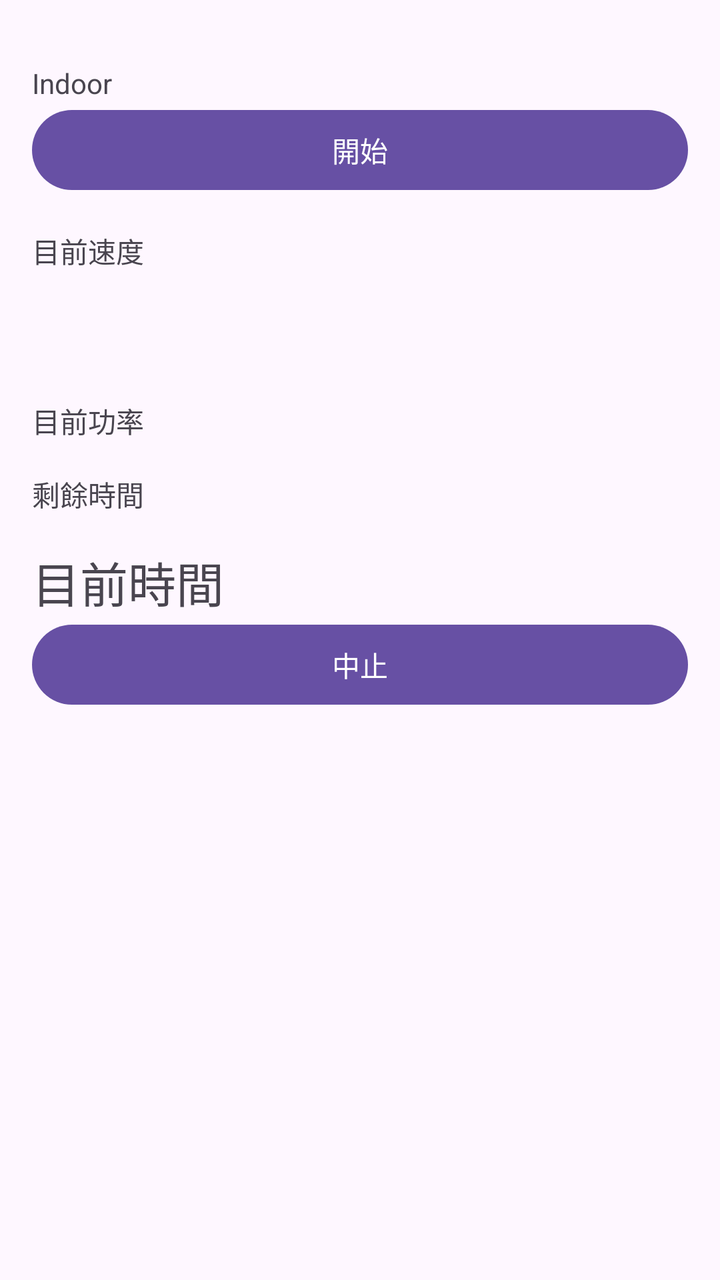
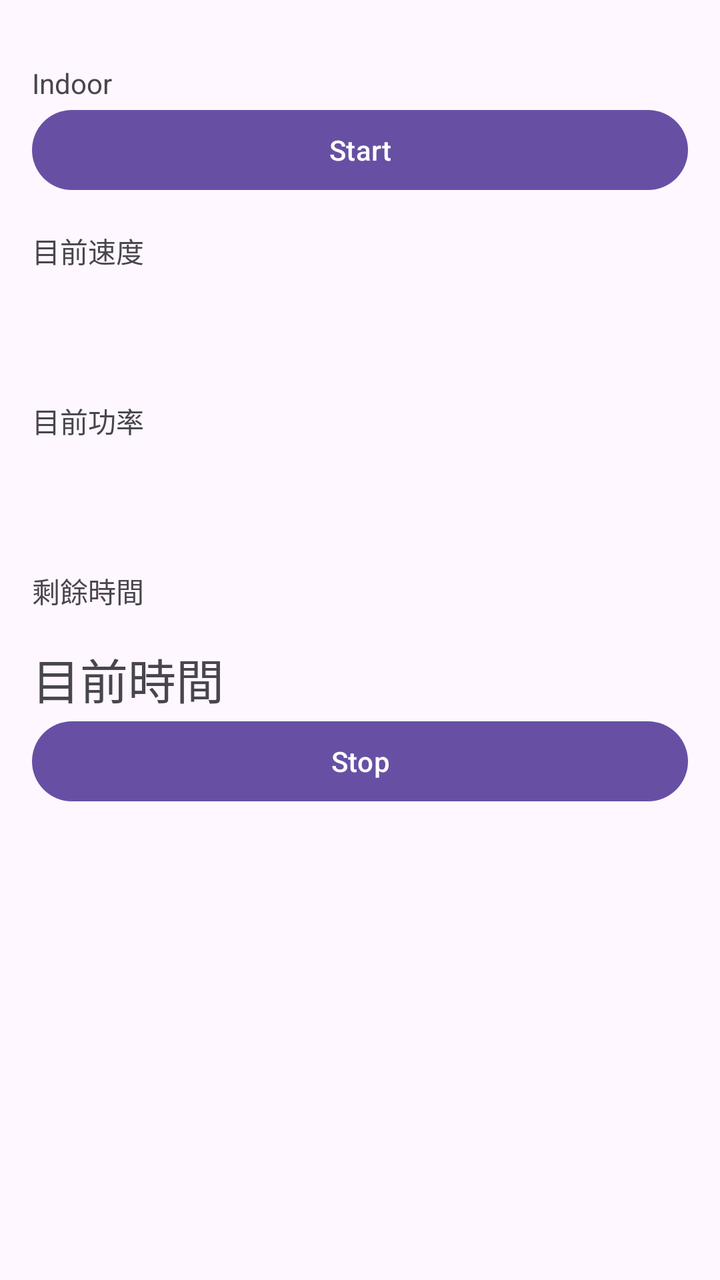

Screens rendered from an Android XML layout before and after an edit, with the pre-edit source and the edit as a unified diff.
<!-- AndroidManifest.xml: application theme Theme.BmiCalculator -->
<!-- res/layout/activity_indoor.xml -->
<?xml version="1.0" encoding="utf-8"?>
<ScrollView xmlns:android="http://schemas.android.com/apk/res/android"
    android:layout_width="match_parent"
    android:layout_height="match_parent">

    <LinearLayout
        android:layout_width="match_parent"
        android:layout_height="wrap_content"
        android:orientation="vertical"
        android:padding="16dp">

        <TextView
            android:layout_width="match_parent"
            android:layout_height="wrap_content"
            android:text="@string/Indoor"
            android:paddingTop="16dp"/>

        <Button
            android:id="@+id/buttonStart"
            android:layout_width="match_parent"
            android:layout_height="wrap_content"
            android:text="@string/start" />

        <TextView
            android:layout_width="match_parent"
            android:layout_height="wrap_content"
            android:text="@string/now_speed"
            android:paddingTop="16dp"/>

        <TextView
            android:id="@+id/textViewSpeed"
            android:layout_width="match_parent"
            android:layout_height="wrap_content"
            android:paddingTop="16dp"
            android:textSize="24sp" />

        <TextView
            android:layout_width="match_parent"
            android:layout_height="wrap_content"
            android:text="@string/now_power"
            android:paddingTop="16dp"/>

        <TextView
            android:layout_width="match_parent"
            android:layout_height="wrap_content"
            android:text="@string/remain_time"
            android:paddingTop="16dp"/>

        <TextView
            android:id="@+id/textViewTime"
            android:layout_width="match_parent"
            android:layout_height="wrap_content"
            android:text="@string/now_time"
            android:paddingTop="16dp"
            android:textSize="24sp" />

        <Button
            android:id="@+id/buttonPause"
            android:layout_width="match_parent"
            android:layout_height="wrap_content"
            android:text="@string/pause" />

    </LinearLayout>
</ScrollView>
<!-- resources referenced by this layout -->
<resources>
  <string name="Indoor">Indoor</string>
  <string name="now_power">目前功率</string>
  <string name="now_speed">目前速度</string>
  <string name="now_time">目前時間</string>
  <string name="pause">中止</string>
  <string name="remain_time">剩餘時間</string>
  <string name="start">開始</string>
  <style name="Theme.BmiCalculator" parent="Base.Theme.BmiCalculator" />
  <style name="Base.Theme.BmiCalculator" parent="Theme.Material3.DayNight.NoActionBar">
          
          
      </style>
</resources>

<!-- the commit's change to res/layout/activity_indoor.xml (unified diff, before → after) -->
@@ -41,6 +41,13 @@
             android:paddingTop="16dp"/>
 
         <TextView
+            android:id="@+id/powerDataTextView"
+            android:layout_width="match_parent"
+            android:layout_height="wrap_content"
+            android:paddingTop="16dp"
+            android:textSize="24sp" />
+
+        <TextView
             android:layout_width="match_parent"
             android:layout_height="wrap_content"
             android:text="@string/remain_time"
<!-- resource entries referenced after the edit -->
@@ -4,9 +4,9 @@
   <string name="now_power">目前功率</string>
   <string name="now_speed">目前速度</string>
   <string name="now_time">目前時間</string>
-  <string name="pause">中止</string>
+  <string name="pause">Stop</string>
   <string name="remain_time">剩餘時間</string>
-  <string name="start">開始</string>
+  <string name="start">Start</string>
   <style name="Theme.BmiCalculator" parent="Base.Theme.BmiCalculator" />
   <style name="Base.Theme.BmiCalculator" parent="Theme.Material3.DayNight.NoActionBar">
           
